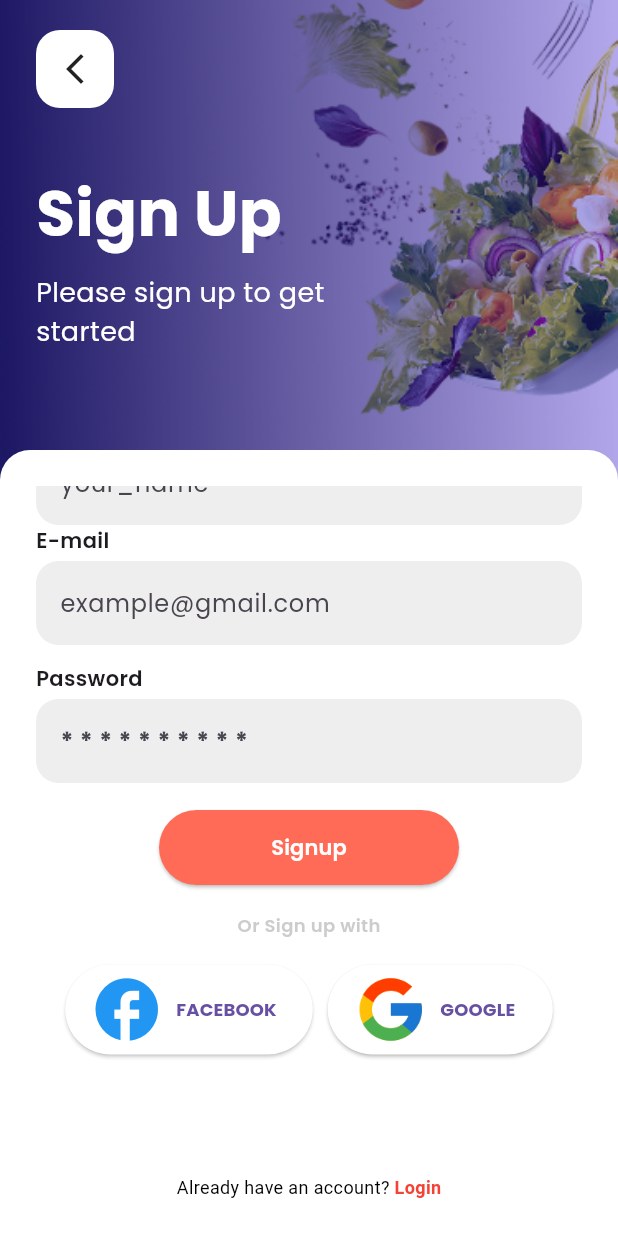
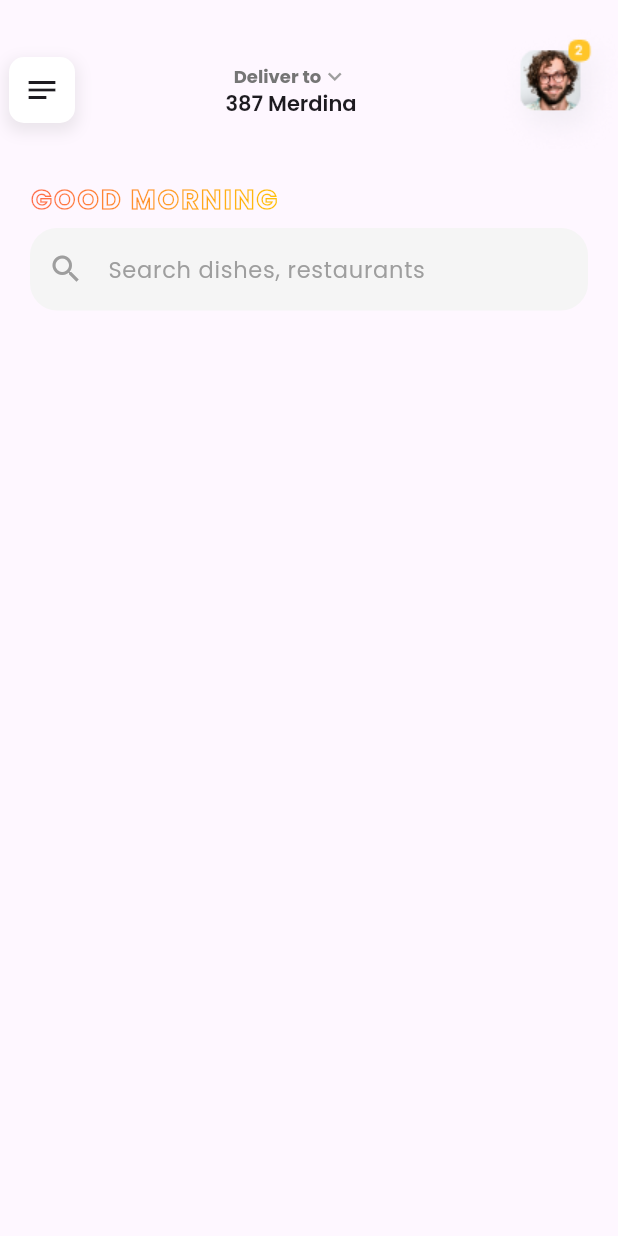
Before and after one commit to mahedizaman/flutter_pizza_shop, a Flutter app: the SignupPage screen opened directly, scrolled down 54 dp, after a tap on "Signup", on a phone screen of 412 x 824 dp. Run offline on Flutter 3.47's test engine with Material 3 defaults, Android fonts, the phone set to English and light mode, and no system bars; our stand-ins replace google_fonts.

Commit message:
style: design home page header/appbar

```diff
--- a/lib/widgets/forgotPasswordPage.dart
+++ b/lib/widgets/forgotPasswordPage.dart
@@ -10,7 +10,8 @@ class ForgotPasswordPage extends StatefulWidget {
 class _ForgotPasswordPageState extends State<ForgotPasswordPage> {
   @override
   Widget build(BuildContext context) {
-    return Scaffold(
+    return SafeArea(
+      child: Scaffold(
         body: Stack(
           children: [
             Container(
@@ -26,7 +27,12 @@ class _ForgotPasswordPageState extends State<ForgotPasswordPage> {
             Container(
               height: 330,
               decoration: BoxDecoration(
-              color: const Color.fromARGB(255, 136, 255, 128).withOpacity(.35),
+                color: const Color.fromARGB(
+                  255,
+                  136,
+                  255,
+                  128,
+                ).withOpacity(.35),
               ),
             ),
             SafeArea(
@@ -130,6 +136,7 @@ class _ForgotPasswordPageState extends State<ForgotPasswordPage> {
             ),
           ],
         ),
+      ),
     );
   }
 }
--- /dev/null
+++ b/lib/widgets/homePage.dart
@@ -0,0 +1,143 @@
+import 'package:flutter/material.dart';
+
+class HomePage extends StatelessWidget {
+  const HomePage({super.key});
+
+  @override
+  Widget build(BuildContext context) {
+    String getGreetingMessage() {
+      final hour = DateTime.now().hour;
+
+      if (hour >= 5 && hour < 12) {
+        return 'Good Morning';
+      } else if (hour >= 12 && hour < 17) {
+        return 'Good Afternoon';
+      } else if (hour >= 17 && hour < 21) {
+        return 'Good Evening';
+      } else {
+        return 'Good Night';
+      }
+    }
+
+    // ১. হেলপার ফাংশন
+    String capitalizeWords(String text) {
+      if (text.isEmpty) return text;
+      return text
+          .split(' ')
+          .map((word) {
+            if (word.isEmpty) return word;
+            return word[0].toUpperCase() + word.substring(1).toLowerCase();
+          })
+          .join(' ');
+    }
+
+    return SafeArea(
+      child: Scaffold(
+        appBar: AppBar(
+          leading: Padding(
+            padding: const EdgeInsets.symmetric(horizontal: 6.0, vertical: 38),
+            child: Container(
+              decoration: BoxDecoration(
+                color: const Color.fromARGB(255, 255, 255, 255),
+                borderRadius: BorderRadius.all(.circular(10)),
+                boxShadow: [
+                  BoxShadow(
+                    color: Colors.grey.withOpacity(0.2),
+                    spreadRadius: 2,
+                    blurRadius: 8,
+                    offset: const Offset(0, 4),
+                  ),
+                ],
+              ),
+              child: Icon(Icons.notes),
+            ),
+          ),
+          actions: [Image.asset('assets/images/Profile.png')],
+          toolbarHeight: 120,
+          automaticallyImplyLeading: false,
+          title: Center(
+            child: Column(
+              children: [
+                Row(
+                  mainAxisAlignment: MainAxisAlignment.center,
+                  crossAxisAlignment: CrossAxisAlignment.center,
+                  mainAxisSize: MainAxisSize.min,
+                  children: [
+                    Text(
+                      "Deliver to",
+                      style: TextStyle(
+                        fontSize: 12,
+                        fontWeight: FontWeight(700),
+                        color: Colors.grey.shade600,
+                      ),
+                    ),
+                    Icon(
+                      Icons.keyboard_arrow_down,
+                      color: Colors.grey.shade500,
+                      size: 18,
+                    ),
+                  ],
+                ),
+                Text(
+                  '387 Merdina',
+                  style: TextStyle(fontSize: 14, fontWeight: FontWeight(600)),
+                ),
+              ],
+            ),
+          ),
+        ),
+        body: Column(
+          crossAxisAlignment: CrossAxisAlignment.start,
+          children: [
+            Padding(
+              padding: const EdgeInsets.symmetric(horizontal: 20.0),
+              child: ShaderMask(
+                blendMode: BlendMode.srcIn,
+                shaderCallback: (bounds) {
+                  return const LinearGradient(
+                    begin: Alignment.centerLeft,
+                    end: Alignment.centerRight,
+                    colors: [Color(0xFFFF6B4A), Color(0xFFFFC107)],
+                  ).createShader(bounds);
+                },
+                child: Text(
+                  getGreetingMessage().toUpperCase(),
+                  style: TextStyle(
+                    fontSize: 18,
+                    fontWeight: FontWeight.bold,
+                    letterSpacing: 1.5,
+                    foreground: Paint()
+                      ..style = PaintingStyle.stroke
+                      ..strokeWidth = 1
+                      ..color = Colors.black,
+                  ),
+                ),
+              ),
+            ),
+            SizedBox(height: 6),
+            Padding(
+              padding: const EdgeInsets.symmetric(horizontal: 20),
+              child: Container(
+                height: 55,
+                decoration: BoxDecoration(
+                  color: const Color(0xffF5F5F5),
+                  borderRadius: BorderRadius.circular(18),
+                ),
+                child: TextField(
+                  decoration: InputDecoration(
+                    border: InputBorder.none,
+                    prefixIcon: Icon(Icons.search, color: Colors.grey),
+                    hintText: "Search dishes, restaurants",
+                    hintStyle: TextStyle(color: Colors.grey, fontSize: 15),
+                    contentPadding: EdgeInsets.symmetric(vertical: 17),
+                  ),
+                ),
+              ),
+            ),
+            SizedBox(height: 12),
+          ],
+        ),
+      ),
+    );
+  }
+}
--- a/lib/widgets/loginPage.dart
+++ b/lib/widgets/loginPage.dart
@@ -1,6 +1,7 @@
 import 'package:flutter/gestures.dart';
 import 'package:flutter/material.dart';
 import 'package:flutter_pizza_shop/widgets/forgotPasswordPage.dart';
+import 'package:flutter_pizza_shop/widgets/homePage.dart';
 import 'package:flutter_pizza_shop/widgets/signupPage.dart';
 
 class LoginPage extends StatefulWidget {
@@ -182,7 +183,14 @@ class _LoginPageState extends State<LoginPage> {
                             backgroundColor: Color(0xFFFF6B57),
                             minimumSize: Size(200, 50),
                           ),
-                          onPressed: () {},
+                          onPressed: () {
+                            Navigator.pushReplacement(
+                              context,
+                              MaterialPageRoute(
+                                builder: (context) => HomePage(),
+                              ),
+                            );
+                          },
                           child: Text(
                             'Login',
                             style: TextStyle(
--- a/lib/widgets/signupPage.dart
+++ b/lib/widgets/signupPage.dart
@@ -1,5 +1,6 @@
 import 'package:flutter/gestures.dart';
 import 'package:flutter/material.dart';
+import 'package:flutter_pizza_shop/widgets/homePage.dart';
 import 'package:flutter_pizza_shop/widgets/loginPage.dart';
 
 class SignupPage extends StatefulWidget {
@@ -188,7 +189,14 @@ class _SignupPageState extends State<SignupPage> {
                             backgroundColor: Color(0xFFFF6B57),
                             minimumSize: Size(200, 50),
                           ),
-                          onPressed: () {},
+                          onPressed: () {
+                            Navigator.pushReplacement(
+                              context,
+                              MaterialPageRoute(
+                                builder: (context) => HomePage(),
+                              ),
+                            );
+                          },
                           child: Text(
                             'Signup',
                             style: TextStyle(
```
Also changed, not shown: assets/images/Profile.png (added). Lines whose indentation alone changed are shown as unchanged.
